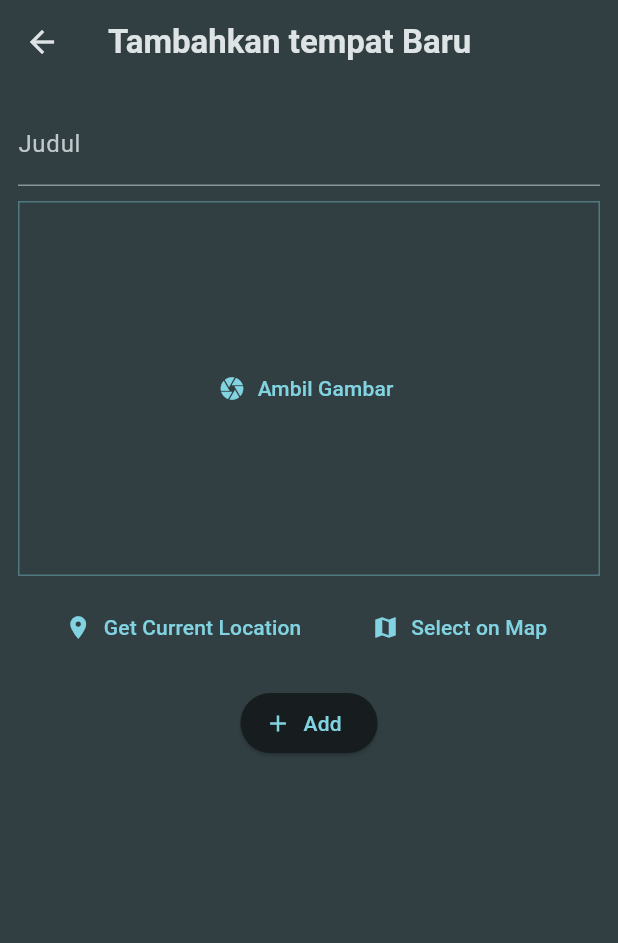
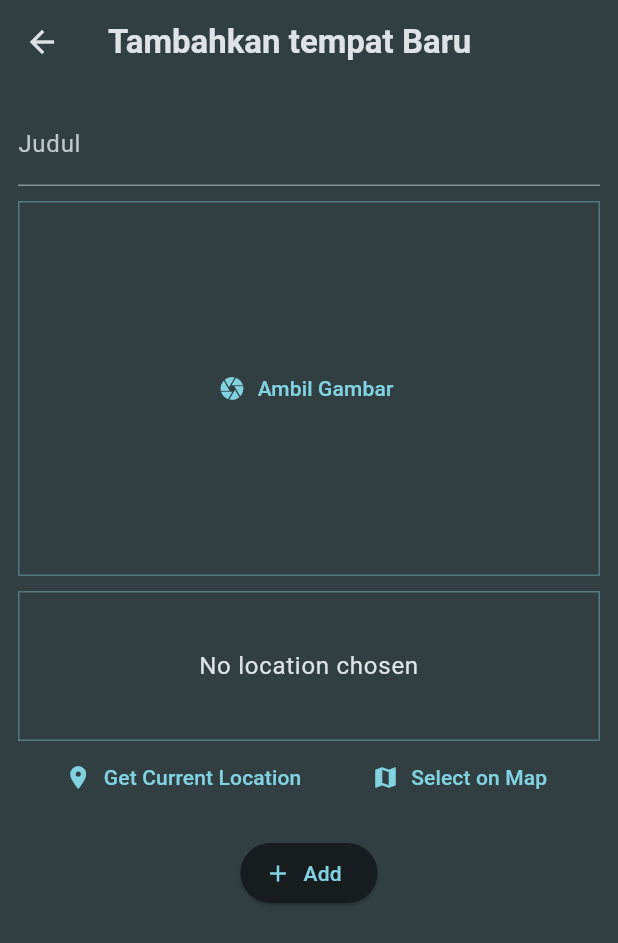
Before and after one commit to bagoesrex/PlaceKeeper-App, a Flutter app: the AddPlaceScreen screen opened directly, on a phone screen of 412 x 824 dp. Shown: the top 943 px of the screen. Run offline on Flutter 3.47's test engine with Material 3 defaults, Android fonts, the light colour scheme and no system bars; our stand-ins replace flutter_riverpod, google_fonts, image_picker.

Commit message:
feat: add placeholder for location preview in locationinput

```diff
--- a/lib/widgets/location_input.dart
+++ b/lib/widgets/location_input.dart
@@ -14,6 +14,24 @@ class _LocationInputState extends State<LocationInput> {
   Widget build(BuildContext context) {
     return Column(
       children: [
+        Container(
+          height: 100,
+          alignment: Alignment.center,
+          width: double.infinity,
+          decoration: BoxDecoration(
+            border: Border.all(
+              width: 1,
+              color: Theme.of(context).colorScheme.primary.withAlpha(100),
+            ),
+          ),
+          child: Text(
+            'No location chosen',
+            textAlign: TextAlign.center,
+            style: Theme.of(context).textTheme.bodyLarge!.copyWith(
+              color: Theme.of(context).colorScheme.onSurface,
+            ),
+          ),
+        ),
         Row(
           mainAxisAlignment: MainAxisAlignment.spaceEvenly,
           children: [
```
